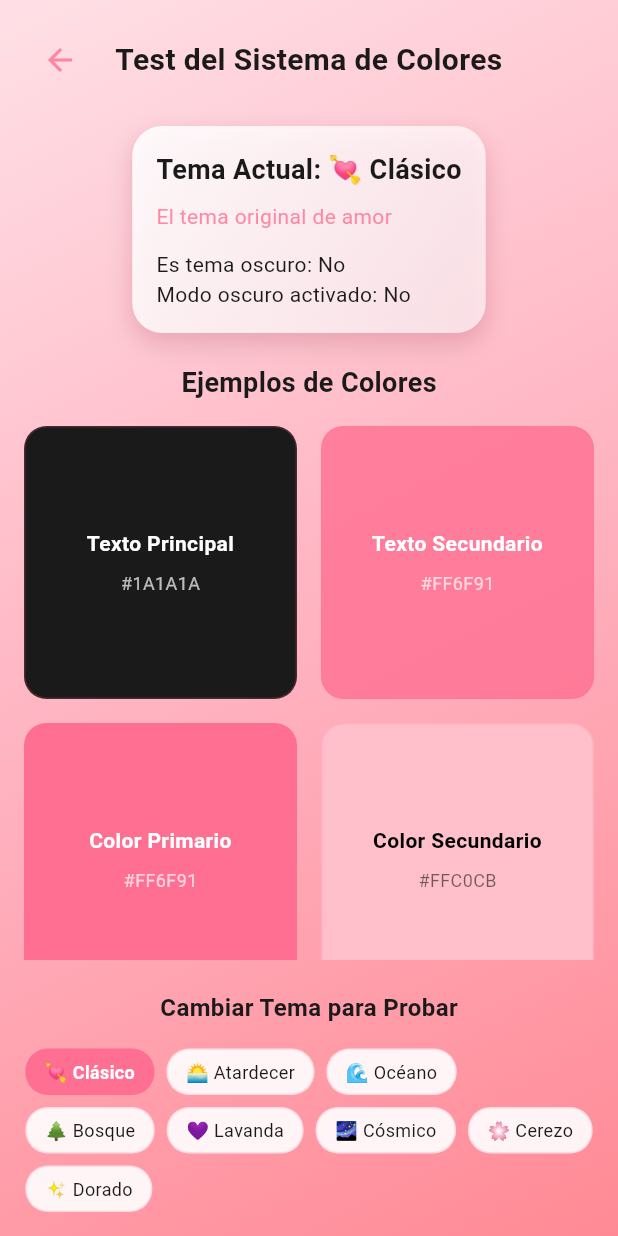
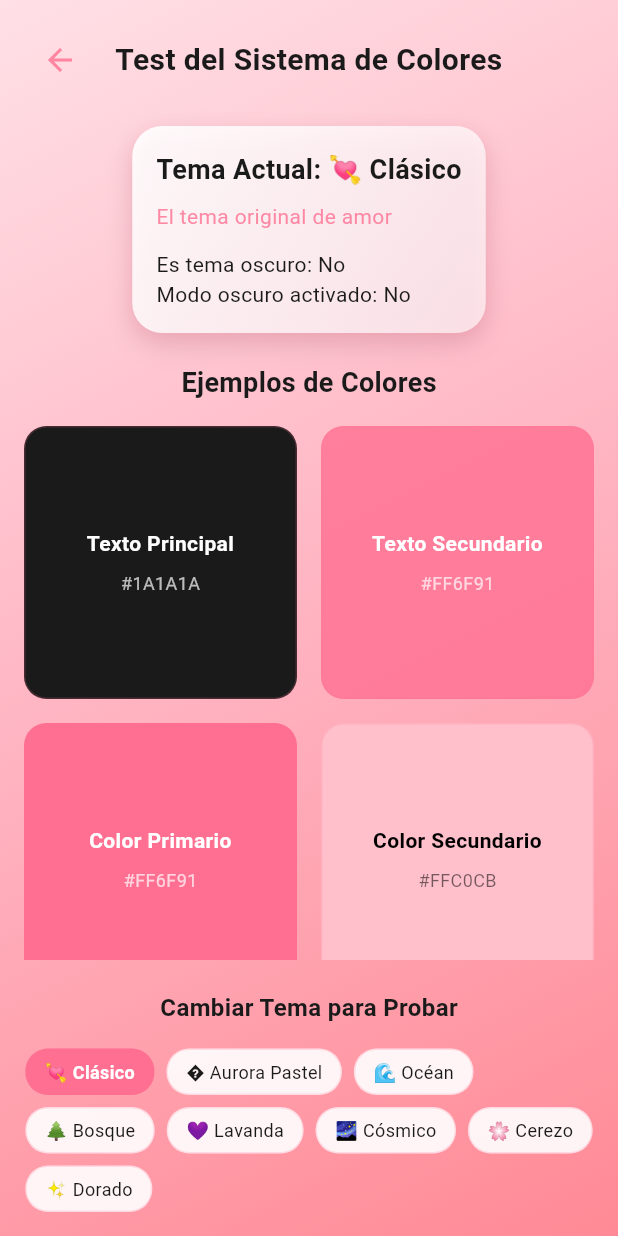
Before and after one commit to Carfer0410/Scanner_crush, a Flutter app: the TestColorSystemScreen screen opened directly, on a phone screen of 412 x 824 dp. Run offline on Flutter 3.47's test engine with Material 3 defaults, Android fonts, the light colour scheme and no system bars; our stand-ins replace audioplayers, flutter_animate, google_fonts, google_mobile_ads, in_app_purchase, share_plus and 1 more; accounts and stored records are empty; generated files the repository leaves out were written again.

Commit message:
corrigiendo temas premium

```diff
--- a/lib/l10n/app_es.arb
+++ b/lib/l10n/app_es.arb
@@ -422,9 +422,9 @@
 
   "classicThemeDescription": "El tema original de amor",
 
-  "sunsetThemeName": "🌅 Atardecer",
+  "sunsetThemeName": "🌅 Aurora Pastel",
 
-  "sunsetThemeDescription": "Cálidos tonos dorados y naranjas",
+  "sunsetThemeDescription": "Tonos pastel con purpura",
 
   "oceanThemeName": "🌊 Océano",
 
--- a/lib/models/app_theme.dart
+++ b/lib/models/app_theme.dart
@@ -55,11 +55,7 @@ class AppTheme {
       backgroundGradientDark: LinearGradient(
         begin: Alignment.topLeft,
         end: Alignment.bottomRight,
-        colors: [
-          Color(0xFF1A1A2E),
-          Color(0xFF16213E),
-          Color(0xFF0F3460),
-        ],
+        colors: [Color(0xFF1A1A2E), Color(0xFF16213E), Color(0xFF0F3460)],
       ),
       primaryColor: Color(0xFFFF6F91),
       secondaryColor: Color(0xFFFFC0CB),
@@ -70,37 +66,38 @@ class AppTheme {
     // Tema atardecer (premium)
     AppTheme(
       type: ThemeType.sunset,
-      name: '🌅 Atardecer',
-      description: 'Cálidos tonos dorados y naranjas',
+      name: '� Aurora Pastel',
+      description: 'Degradé moderno de violeta, rosa y azul',
       icon: Icons.wb_sunny,
       backgroundGradient: LinearGradient(
         begin: Alignment.topLeft,
         end: Alignment.bottomRight,
         colors: [
-          Color(0xFFFFE0B2), // Naranja claro
-          Color(0xFFFFB74D), // Naranja medio
-          Color(0xFFFF8F00), // Naranja intenso
+          Color(0xFF8EC5FC), // Azul suave
+          Color(0xFFE0C3FC), // Lila claro
+          Color(0xFFFFA8A8), // Rosa pastel
+          Color(0xFFFF7EB3), // Rosa sunset
         ],
       ),
       backgroundGradientDark: LinearGradient(
         begin: Alignment.topLeft,
         end: Alignment.bottomRight,
         colors: [
-          Color(0xFF1A0E0A),
-          Color(0xFF2D1B0E),
-          Color(0xFF3E2723),
+          Color(0xFF232526), // Gris azulado oscuro
+          Color(0xFF8F94FB), // Azul violeta
+          Color(0xFFFC67FA), // Rosa violeta
         ],
       ),
-      primaryColor: Color(0xFFFF8F00),
-      secondaryColor: Color(0xFFFFB74D),
-      accentColor: Color(0xFFE65100),
+      primaryColor: Color(0xFF8F94FB), // Violeta azulado
+      secondaryColor: Color(0xFFFF7EB3), // Rosa sunset
+      accentColor: Color(0xFF8EC5FC), // Azul suave
       isPremium: true,
     ),
 
     // Tema océano (premium)
     AppTheme(
       type: ThemeType.ocean,
-      name: '🌊 Océano',
+      name: '🌊 Océan',
       description: 'Profundos azules marinos',
       icon: Icons.waves,
       backgroundGradient: LinearGradient(
@@ -115,11 +112,7 @@ class AppTheme {
       backgroundGradientDark: LinearGradient(
         begin: Alignment.topLeft,
         end: Alignment.bottomRight,
-        colors: [
-          Color(0xFF0A1A2E),
-          Color(0xFF0E2347),
-          Color(0xFF1565C0),
-        ],
+        colors: [Color(0xFF0A1A2E), Color(0xFF0E2347), Color(0xFF1565C0)],
       ),
       primaryColor: Color(0xFF0277BD),
       secondaryColor: Color(0xFF81D4FA),
@@ -145,11 +138,7 @@ class AppTheme {
       backgroundGradientDark: LinearGradient(
         begin: Alignment.topLeft,
         end: Alignment.bottomRight,
-        colors: [
-          Color(0xFF0A1A0A),
-          Color(0xFF1B5E20),
-          Color(0xFF2E7D32),
-        ],
+        colors: [Color(0xFF0A1A0A), Color(0xFF1B5E20), Color(0xFF2E7D32)],
       ),
       primaryColor: Color(0xFF388E3C),
       secondaryColor: Color(0xFFA5D6A7),
@@ -175,11 +164,7 @@ class AppTheme {
       backgroundGradientDark: LinearGradient(
         begin: Alignment.topLeft,
         end: Alignment.bottomRight,
-        colors: [
-          Color(0xFF1A0A1A),
-          Color(0xFF4A148C),
-          Color(0xFF6A1B9A),
-        ],
+        colors: [Color(0xFF1A0A1A), Color(0xFF4A148C), Color(0xFF6A1B9A)],
       ),
       primaryColor: Color(0xFF8E24AA),
       secondaryColor: Color(0xFFCE93D8),
--- a/lib/screens/themes_screen.dart
+++ b/lib/screens/themes_screen.dart
@@ -60,7 +60,7 @@ class _ThemesScreenState extends State<ThemesScreen>
       case ThemeType.classic:
         return AppLocalizations.of(context)?.classicThemeName ?? '💘 Clásico';
       case ThemeType.sunset:
-        return AppLocalizations.of(context)?.sunsetThemeName ?? '🌅 Atardecer';
+        return AppLocalizations.of(context)?.sunsetThemeName ?? '� Aurora Pastel';
       case ThemeType.ocean:
         return AppLocalizations.of(context)?.oceanThemeName ?? '🌊 Océano';
       case ThemeType.forest:
@@ -81,7 +81,7 @@ class _ThemesScreenState extends State<ThemesScreen>
       case ThemeType.classic:
         return AppLocalizations.of(context)?.classicThemeDescription ?? 'El tema original de amor';
       case ThemeType.sunset:
-        return AppLocalizations.of(context)?.sunsetThemeDescription ?? 'Cálidos tonos dorados y naranjas';
+        return AppLocalizations.of(context)?.sunsetThemeDescription ?? 'Degradé moderno de violeta, rosa y azul';
       case ThemeType.ocean:
         return AppLocalizations.of(context)?.oceanThemeDescription ?? 'Profundos azules marinos';
       case ThemeType.forest:
--- a/lib/services/premium_theme_service.dart
+++ b/lib/services/premium_theme_service.dart
@@ -129,7 +129,7 @@ class PremiumThemeService {
 
     'sunset_dreams': PremiumTheme(
       id: 'sunset_dreams',
-      name: '🌅 Sueños del Atardecer',
+      name: '🌅 Aurora pastel',
       description: 'Colores cálidos de un atardecer perfecto',
       isPremium: true,
       primaryColor: const Color(0xFFFF6B35),
```
